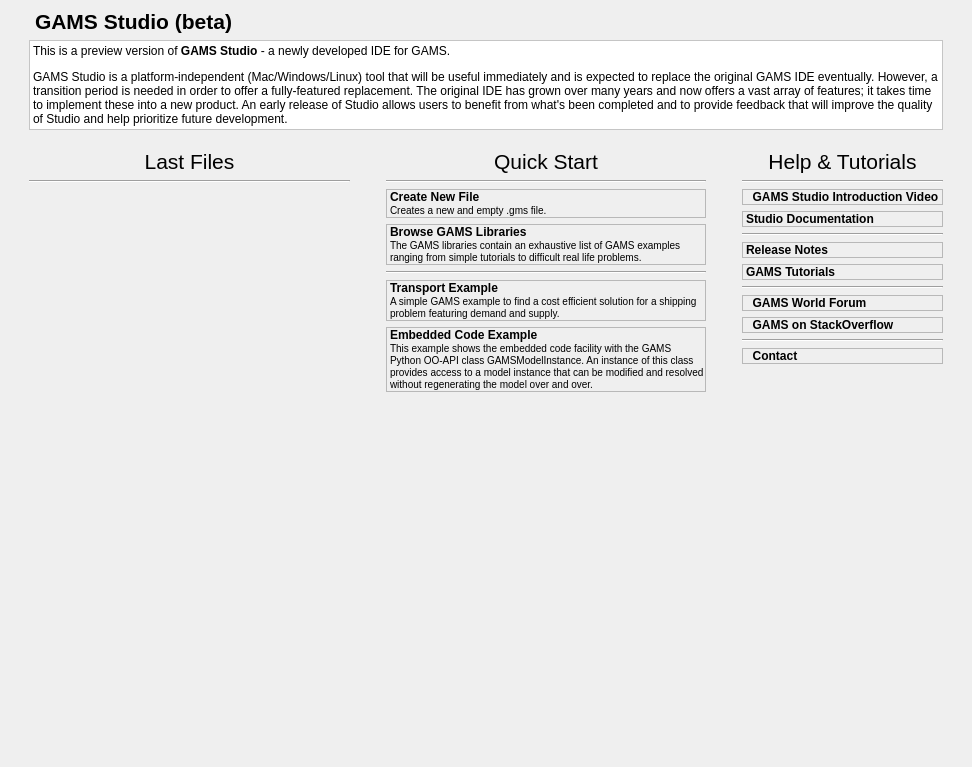
GAMS-dev/studio, file src/welcomepage.ui: the form before one commit.
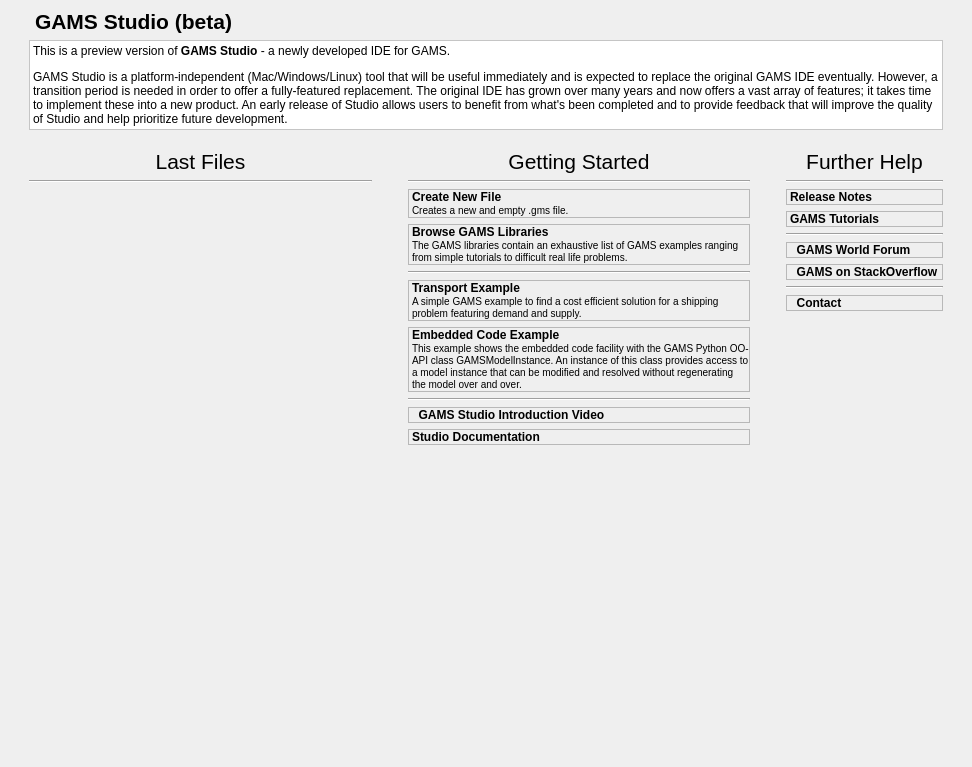
The form after the commit. Icons and pictures are not drawn. Custom widgets are drawn as their Qt base class.

Commit message: rearranged items according to feedback

The edit to the form file:
```diff
--- a/src/welcomepage.ui
+++ b/src/welcomepage.ui
@@ -207,7 +207,7 @@
              <rect>
               <x>0</x>
               <y>0</y>
-              <width>285</width>
+              <width>308</width>
               <height>522</height>
              </rect>
             </property>
@@ -281,7 +281,7 @@
             <enum>Qt::NoContextMenu</enum>
            </property>
            <property name="text">
-            <string>Quick Start</string>
+            <string>Getting Started</string>
            </property>
            <property name="alignment">
             <set>Qt::AlignCenter</set>
@@ -329,7 +329,7 @@
              <rect>
               <x>0</x>
               <y>0</y>
-              <width>284</width>
+              <width>307</width>
               <height>522</height>
              </rect>
             </property>
@@ -473,6 +473,57 @@
                  </property>
                 </widget>
                </item>
+               <item>
+                <widget class="Line" name="line_8">
+                 <property name="orientation">
+                  <enum>Qt::Horizontal</enum>
+                 </property>
+                </widget>
+               </item>
+               <item>
+                <widget class="gams::studio::WpLabel" name="label_tutvid">
+                 <property name="mouseTracking">
+                  <bool>true</bool>
+                 </property>
+                 <property name="frameShape">
+                  <enum>QFrame::StyledPanel</enum>
+                 </property>
+                 <property name="text">
+                  <string>&lt;html&gt;&lt;head/&gt;&lt;body&gt;&lt;img src=&quot;:/img/gamsicon_16x16.png&quot;/&gt;&lt;span style=&quot; font-weight:600;&quot;&gt;&amp;nbsp;&amp;nbsp;GAMS Studio Introduction Video&lt;/span&gt;&lt;/body&gt;&lt;/html&gt;</string>
+                 </property>
+                 <property name="margin">
+                  <number>8</number>
+                 </property>
+                 <property name="link" stdset="0">
+                  <string>https://www.youtube.com/watch?v=ZZ5LpwO-An4</string>
+                 </property>
+                </widget>
+               </item>
+               <item>
+                <widget class="gams::studio::WpLabel" name="label_doc_studio">
+                 <property name="font">
+                  <font>
+                   <weight>75</weight>
+                   <bold>true</bold>
+                  </font>
+                 </property>
+                 <property name="mouseTracking">
+                  <bool>true</bool>
+                 </property>
+                 <property name="frameShape">
+                  <enum>QFrame::StyledPanel</enum>
+                 </property>
+                 <property name="text">
+                  <string>Studio Documentation</string>
+                 </property>
+                 <property name="margin">
+                  <number>8</number>
+                 </property>
+                 <property name="documentation" stdset="0">
+                  <string>docs/T_STUDIO.html</string>
+                 </property>
+                </widget>
+               </item>
                <item>
                 <spacer name="verticalSpacer_3">
                  <property name="orientation">
@@ -535,7 +586,7 @@
             <enum>Qt::NoContextMenu</enum>
            </property>
            <property name="text">
-            <string>Help &amp; Tutorials</string>
+            <string>Further Help</string>
            </property>
            <property name="alignment">
             <set>Qt::AlignCenter</set>
@@ -551,57 +602,6 @@
          </item>
          <item>
           <layout class="QVBoxLayout" name="vl_linklist">
-           <item>
-            <widget class="gams::studio::WpLabel" name="label_tutvid">
-             <property name="mouseTracking">
-              <bool>true</bool>
-             </property>
-             <property name="frameShape">
-              <enum>QFrame::StyledPanel</enum>
-             </property>
-             <property name="text">
-              <string>&lt;html&gt;&lt;head/&gt;&lt;body&gt;&lt;img src=&quot;:/img/gamsicon_16x16.png&quot;/&gt;&lt;span style=&quot; font-weight:600;&quot;&gt;&amp;nbsp;&amp;nbsp;GAMS Studio Introduction Video&lt;/span&gt;&lt;/body&gt;&lt;/html&gt;</string>
-             </property>
-             <property name="margin">
-              <number>8</number>
-             </property>
-             <property name="link" stdset="0">
-              <string>https://www.youtube.com/watch?v=ZZ5LpwO-An4</string>
-             </property>
-            </widget>
-           </item>
-           <item>
-            <widget class="gams::studio::WpLabel" name="label_doc_studio">
-             <property name="font">
-              <font>
-               <weight>75</weight>
-               <bold>true</bold>
-              </font>
-             </property>
-             <property name="mouseTracking">
-              <bool>true</bool>
-             </property>
-             <property name="frameShape">
-              <enum>QFrame::StyledPanel</enum>
-             </property>
-             <property name="text">
-              <string>Studio Documentation</string>
-             </property>
-             <property name="margin">
-              <number>8</number>
-             </property>
-             <property name="documentation" stdset="0">
-              <string>docs/T_STUDIO.html</string>
-             </property>
-            </widget>
-           </item>
-           <item>
-            <widget class="Line" name="line_5">
-             <property name="orientation">
-              <enum>Qt::Horizontal</enum>
-             </property>
-            </widget>
-           </item>
            <item>
             <widget class="gams::studio::WpLabel" name="label_doc_release">
              <property name="font">
```
